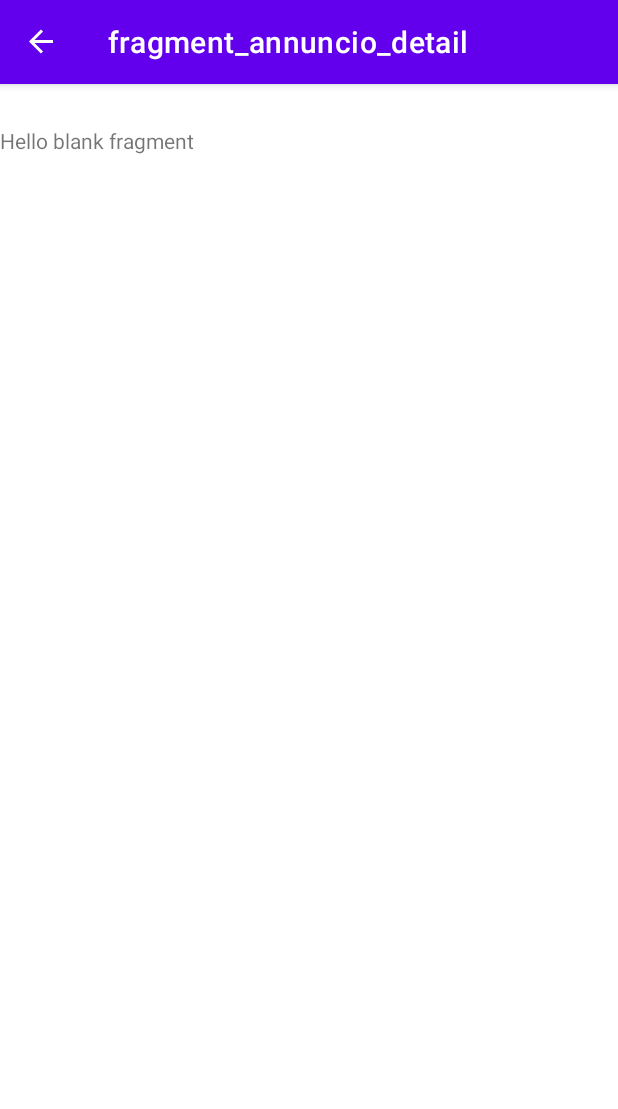
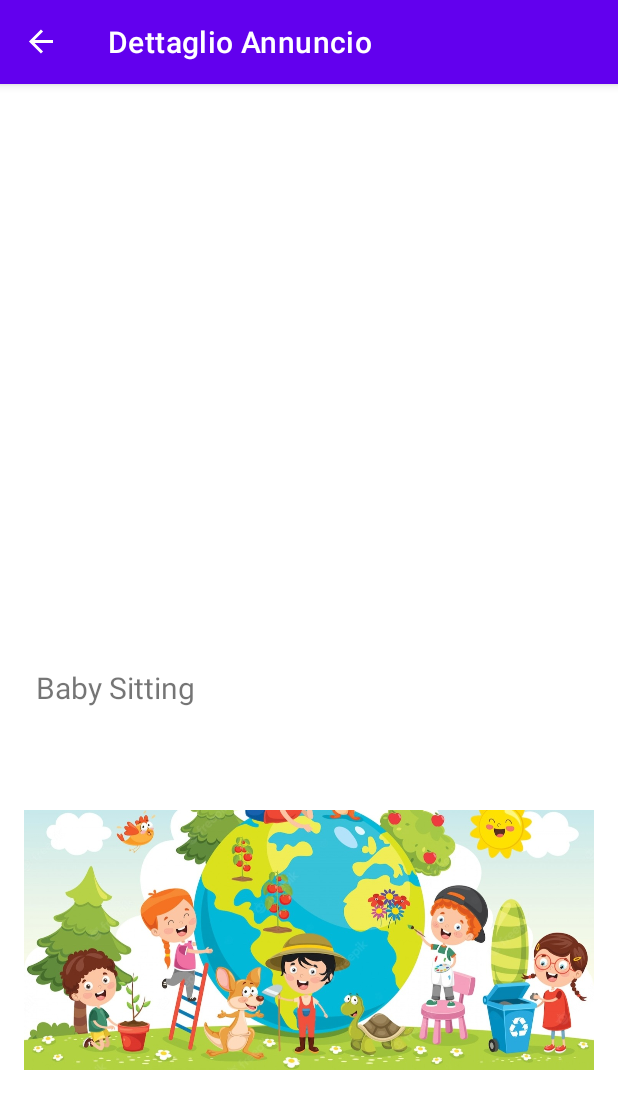
Before and after one commit to bordi93Unive/AiutoVicino, an Android app: the MainActivity screen opened directly, with no data from a screen before it, after a tap on "Baby Sitting", on a phone screen of 412 x 824 dp. Shown: the top 1109 px of the screen. Run offline under Robolectric (Android 15) with nearby library versions, the phone set to English and light mode, and no system bars; our stand-ins replace navigation-ui.

Commit message:
iniziato dettaglio

```diff
--- a/app/src/main/java/com/example/aiutovicino/controller/AnnuncioController.java
+++ b/app/src/main/java/com/example/aiutovicino/controller/AnnuncioController.java
@@ -4,6 +4,19 @@ import com.example.aiutovicino.model.AnnuncioModel;
 import com.example.aiutovicino.model.UserModel;
 
 public class AnnuncioController {
+    public static AnnuncioModel getAnnouncment(int id){
+        switch(id){
+            case 1:
+                return new AnnuncioModel(1, "Sfalcio prato", 1);
+            case 2:
+                return new AnnuncioModel(2, "Baby Sitting", 2);
+            case 3:
+                return new AnnuncioModel(3, "Dog sitting", 3);
+            default:
+                return null;
+        }
+    }
+
     public static AnnuncioModel[] getAllAnnouncments(){
         AnnuncioModel[] annunci = new AnnuncioModel[3];
         annunci[0] = new AnnuncioModel(1, "Sfalcio prato", 1);
--- a/app/src/main/java/com/example/aiutovicino/controller/UserController.java
+++ b/app/src/main/java/com/example/aiutovicino/controller/UserController.java
@@ -4,8 +4,8 @@ import com.example.aiutovicino.model.UserModel;
 
 public class UserController {
 
-    public static UserModel getUserByEmail(String $email){
-        if($email.equals("ugo@ugami.it")){
+    public static UserModel getUserByEmail(String email){
+        if(email.equals("ugo@ugami.it")){
             return new UserModel(1, "ugo@ugami.it", "ughino", "Ughino");
         }
         return null;
--- a/app/src/main/java/com/example/aiutovicino/ui/annuncio_detail/AnnuncioDetailFragment.java
+++ b/app/src/main/java/com/example/aiutovicino/ui/annuncio_detail/AnnuncioDetailFragment.java
@@ -10,7 +10,10 @@ import androidx.annotation.NonNull;
 import androidx.fragment.app.Fragment;
 import androidx.lifecycle.ViewModelProvider;
 
+import com.example.aiutovicino.R;
+import com.example.aiutovicino.controller.AnnuncioController;
 import com.example.aiutovicino.databinding.FragmentAnnuncioDetailBinding;
+import com.example.aiutovicino.model.AnnuncioModel;
 
 public class AnnuncioDetailFragment extends Fragment {
 
@@ -22,6 +25,28 @@ public class AnnuncioDetailFragment extends Fragment {
         binding = FragmentAnnuncioDetailBinding.inflate(inflater, container, false);
         View root = binding.getRoot();
 
+        Bundle b = this.getArguments();
+
+        AnnuncioModel annuncio = AnnuncioController.getAnnouncment((int)b.get("id"));
+
+        if(annuncio == null){
+            //torna indietro
+        }
+        else{
+            binding.textAnnuncioTitle.setText(annuncio.title);
+            switch(annuncio.id_category) {
+                case 1:
+                    binding.annuncioIcon.setImageResource(R.drawable.category_anziani);
+                    break;
+                case 2:
+                    binding.annuncioIcon.setImageResource(R.drawable.category_bambini);
+                    break;
+                case 3:
+                    binding.annuncioIcon.setImageResource(R.drawable.category_cani);
+                    break;
+            }
+        }
+
         return root;
     }
 
--- a/app/src/main/java/com/example/aiutovicino/ui/home/HomeFragment.java
+++ b/app/src/main/java/com/example/aiutovicino/ui/home/HomeFragment.java
@@ -16,11 +16,13 @@ import com.example.aiutovicino.R;
 import com.example.aiutovicino.adapter.AnnunciAdapter;
 import com.example.aiutovicino.controller.AnnuncioController;
 import com.example.aiutovicino.databinding.FragmentHomeBinding;
+import com.example.aiutovicino.model.AnnuncioModel;
 import com.google.android.material.snackbar.Snackbar;
 
 public class HomeFragment extends Fragment {
 
 private FragmentHomeBinding binding;
+
 
     public View onCreateView(@NonNull LayoutInflater inflater, ViewGroup container, Bundle savedInstanceState) {
         HomeViewModel homeViewModel = new ViewModelProvider(this).get(HomeViewModel.class);
@@ -28,14 +30,18 @@ private FragmentHomeBinding binding;
         binding = FragmentHomeBinding.inflate(inflater, container, false);
         View root = binding.getRoot();
 
+        AnnuncioModel[] annunci = AnnuncioController.getAllAnnouncments();
+
         ListView listAnnunci = (ListView) binding.listHome;
-        AnnunciAdapter annunciAdapter = new AnnunciAdapter(root.getContext(), AnnuncioController.getAllAnnouncments());
+        AnnunciAdapter annunciAdapter = new AnnunciAdapter(root.getContext(), annunci);
         listAnnunci.setAdapter(annunciAdapter);
 
         listAnnunci.setOnItemClickListener(new AdapterView.OnItemClickListener() {
             @Override
             public void onItemClick(AdapterView<?> adapterView, View view, int i, long l) {
-                Navigation.findNavController(view).navigate(R.id.action_nav_home_to_annuncioDetailFragment);
+                Bundle b = new Bundle();
+                b.putInt("id", annunci[i].id);
+                Navigation.findNavController(view).navigate(R.id.action_nav_home_to_annuncioDetailFragment, b);
             }
         });
 
--- a/app/src/main/res/layout/fragment_annuncio_detail.xml
+++ b/app/src/main/res/layout/fragment_annuncio_detail.xml
@@ -1,14 +1,36 @@
 <?xml version="1.0" encoding="utf-8"?>
-<FrameLayout xmlns:android="http://schemas.android.com/apk/res/android"
+<androidx.constraintlayout.widget.ConstraintLayout xmlns:android="http://schemas.android.com/apk/res/android"
+    xmlns:app="http://schemas.android.com/apk/res-auto"
     xmlns:tools="http://schemas.android.com/tools"
+    android:id="@+id/container"
     android:layout_width="match_parent"
     android:layout_height="match_parent"
-    tools:context=".ui.annuncio_detail.annuncio_detail.AnnuncioDetailFragment">
+    android:paddingLeft="@dimen/activity_horizontal_margin"
+    android:paddingTop="@dimen/activity_vertical_margin"
+    android:paddingRight="@dimen/activity_horizontal_margin"
+    android:paddingBottom="@dimen/activity_vertical_margin"
+    tools:context=".ui.annuncio_detail.AnnuncioDetailFragment">
 
-    <!-- TODO: Update blank fragment layout -->
     <TextView
+        android:id="@+id/text_annuncio_title"
         android:layout_width="match_parent"
-        android:layout_height="match_parent"
-        android:text="@string/hello_blank_fragment" />
+        android:layout_height="wrap_content"
+        android:layout_marginStart="8dp"
+        android:layout_marginTop="8dp"
+        android:layout_marginEnd="8dp"
+        android:textSize="20sp"
+        app:layout_constraintBottom_toBottomOf="parent"
+        app:layout_constraintEnd_toEndOf="parent"
+        app:layout_constraintStart_toStartOf="parent"
+        app:layout_constraintTop_toTopOf="parent" />
 
-</FrameLayout>
+    <ImageView
+        android:id="@+id/annuncio_icon"
+        android:layout_width="match_parent"
+        android:layout_height="200dp"
+        android:src="@drawable/category_anziani"
+        app:layout_constraintBottom_toBottomOf="parent"
+        app:layout_constraintEnd_toEndOf="parent"
+        app:layout_constraintStart_toStartOf="parent"
+        app:layout_constraintTop_toTopOf="@+id/text_annuncio_title" />
+</androidx.constraintlayout.widget.ConstraintLayout>
--- a/app/src/main/res/navigation/mobile_navigation.xml
+++ b/app/src/main/res/navigation/mobile_navigation.xml
@@ -47,6 +47,6 @@
     <fragment
         android:id="@+id/annuncioDetailFragment"
         android:name="com.example.aiutovicino.ui.annuncio_detail.AnnuncioDetailFragment"
-        android:label="fragment_annuncio_detail"
+        android:label="Dettaglio Annuncio"
         tools:layout="@layout/fragment_annuncio_detail" />
 </navigation>
```
